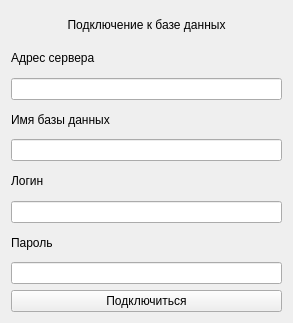
Above: connectiondialog.ui from DontDog/DBConnections before the change. Below: the same form after it.
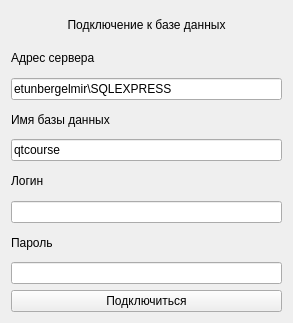
That is the form after the change.

Diff of the .ui file:
```diff
--- a/connectiondialog.ui
+++ b/connectiondialog.ui
@@ -32,7 +32,11 @@
     </widget>
    </item>
    <item>
-    <widget class="QLineEdit" name="lineEditServerName"/>
+    <widget class="QLineEdit" name="lineEditServerName">
+     <property name="text">
+      <string>etunbergelmir\SQLEXPRESS</string>
+     </property>
+    </widget>
    </item>
    <item>
     <widget class="QLabel" name="label_2">
@@ -42,7 +46,11 @@
     </widget>
    </item>
    <item>
-    <widget class="QLineEdit" name="lineEditDatabaseName"/>
+    <widget class="QLineEdit" name="lineEditDatabaseName">
+     <property name="text">
+      <string>qtcourse</string>
+     </property>
+    </widget>
    </item>
    <item>
     <widget class="QLabel" name="label_3">
```
